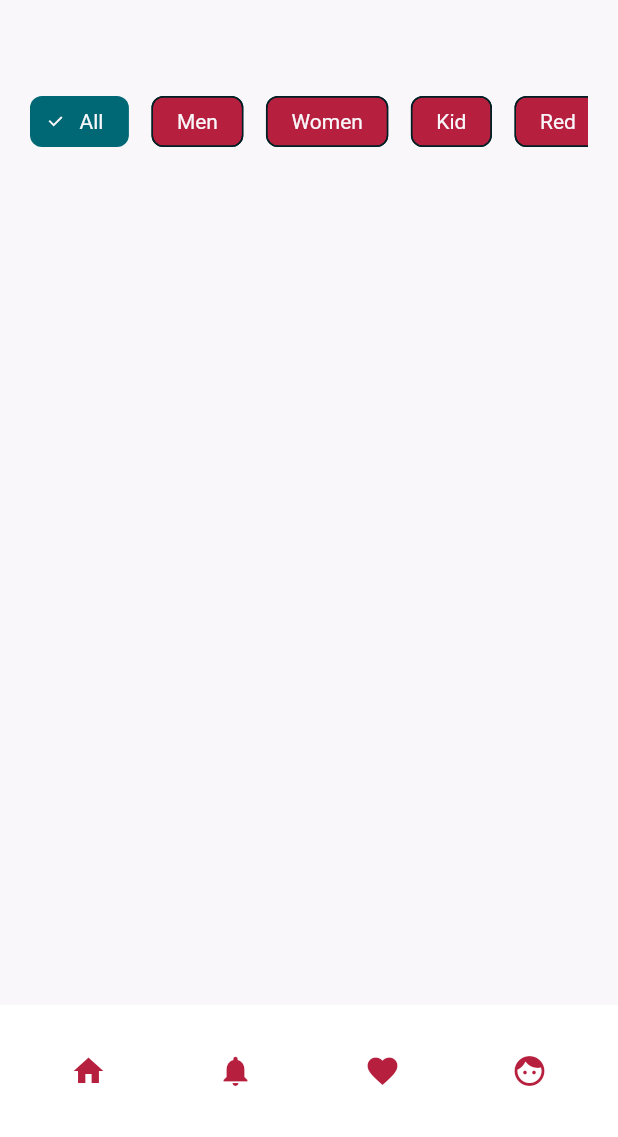
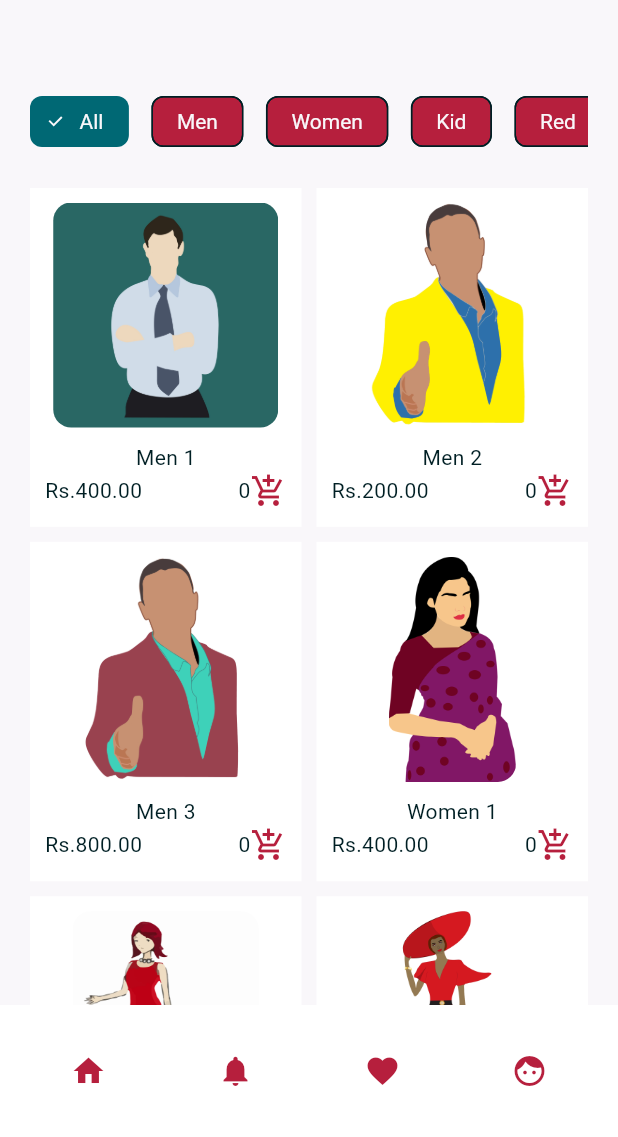
Before and after one commit to luckycreationsindia/simple_shopping, a Flutter app: the screen it shows after launch, on a phone screen of 412 x 824 dp, the part 99-1236 px from its top. Run offline on Flutter 3.47's test engine with Material 2 defaults, Android fonts, the phone set to English and light mode, and no system bars; drawn by our look-alikes of badges; our stand-ins replace auto_animated, go_router, google_fonts, mask_text_input_formatter; Roboto replaces fonts that are missing (Ubuntu).

Commit message:
Add Product Details and Fix Some Bugs

```diff
--- a/lib/src/components/cart_app_bar.dart
+++ b/lib/src/components/cart_app_bar.dart
@@ -30,6 +30,7 @@ class _CustomCartAppBarState extends State<CustomCartAppBar> {
             fontWeight: FontWeight.bold,
           ),
           textAlign: TextAlign.center,
+          overflow: TextOverflow.fade,
         ),
         const Spacer(),
         Container(
--- a/lib/src/components/cart_single_product.dart
+++ b/lib/src/components/cart_single_product.dart
@@ -73,7 +73,7 @@ class CartSingleProduct extends StatelessWidget {
                         icon: const Icon(
                           Icons.delete,
                         ),
-                      )
+                      ),
                     ],
                   ),
                 ),
--- a/lib/src/components/single_product.dart
+++ b/lib/src/components/single_product.dart
@@ -1,4 +1,5 @@
 import 'package:flutter/material.dart';
+import 'package:go_router/go_router.dart';
 import 'package:provider/provider.dart';
 import 'package:simple_shopping/src/models/cart_notifier.dart';
 import 'package:simple_shopping/src/models/product.dart';
@@ -15,25 +16,38 @@ class SingleProduct extends StatelessWidget {
       color: Colors.white,
       child: Column(
         children: [
-          Container(
-            height: 150.0,
-            decoration: BoxDecoration(
-              image: DecorationImage(
-                fit: BoxFit.contain,
-                image: AssetImage(product.image),
-              ),
-              borderRadius: const BorderRadius.all(
-                Radius.circular(12.0),
+          InkWell(
+            onTap: () {
+              context.push("/product/${product.id}");
+            },
+            child: ClipRRect(
+              borderRadius: BorderRadius.circular(12.0),
+              child: Hero(
+                tag: 'product_image_hero_${product.id}',
+                child: Image.asset(
+                  product.image,
+                  height: 150,
+                  fit: BoxFit.contain,
+                ),
               ),
             ),
           ),
           const SizedBox(height: 10),
-          Text(product.name),
+          Hero(
+            tag: 'product_name_hero_${product.id}',
+            child: Text(product.name),
+          ),
           Row(
             children: [
-              Text("Rs.${product.price.toStringAsFixed(2)}"),
+              Hero(
+                tag: 'product_price_hero_${product.id}',
+                child: Text("Rs.${product.price.toStringAsFixed(2)}"),
+              ),
               const Spacer(),
-              Text(context.watch<CartNotifier>().totalProductItem(product).toString()),
+              Text(context
+                  .watch<CartNotifier>()
+                  .totalProductItem(product)
+                  .toString()),
               InkWell(
                 onTap: () {
                   context.read<CartNotifier>().increaseQty(product);
--- a/lib/src/models/product_list.dart
+++ b/lib/src/models/product_list.dart
@@ -4,6 +4,7 @@ import 'package:simple_shopping/src/utils/sample_data.dart';
 
 class ProductList extends ChangeNotifier {
   List<Product> productList = [];
+  Map<String, Product> productMap = {};
 
   int get totalProducts => SampleData.allProducts.length;
   int get totalFilteredProducts => productList.length;
@@ -11,6 +12,10 @@ class ProductList extends ChangeNotifier {
   void reset() {
     productList.clear();
     productList.addAll(SampleData.allProducts);
+    for (var p in productList) {
+      productMap[p.id] = p;
+    }
+    notifyListeners();
   }
 
   void filter(String? filter) {
--- a/lib/src/pages/home.dart
+++ b/lib/src/pages/home.dart
@@ -6,6 +6,7 @@ import 'package:simple_shopping/src/components/custom_drawer.dart';
 import 'package:simple_shopping/src/components/product_filters.dart';
 import 'package:simple_shopping/src/components/single_product.dart';
 import 'package:simple_shopping/src/models/product_list.dart';
+import 'package:simple_shopping/src/utils/sample_data.dart';
 
 class MyHomePage extends StatefulWidget {
   const MyHomePage({Key? key, required this.title}) : super(key: key);
@@ -17,7 +18,6 @@ class MyHomePage extends StatefulWidget {
 }
 
 class _MyHomePageState extends State<MyHomePage> {
-
   @override
   void initState() {
     super.initState();
@@ -57,7 +57,8 @@ class _MyHomePageState extends State<MyHomePage> {
                             return GridView.builder(
                               physics: const BouncingScrollPhysics(),
                               scrollDirection: Axis.vertical,
-                              itemCount: productListProvider.totalFilteredProducts,
+                              itemCount:
+                                  productListProvider.totalFilteredProducts,
                               itemBuilder: (BuildContext context, int index) {
                                 return SingleProduct(
                                   product:
--- a/lib/src/utils/sample_data.dart
+++ b/lib/src/utils/sample_data.dart
@@ -1,13 +1,17 @@
 import 'package:simple_shopping/src/models/product.dart';
 
 class SampleData {
-  static List<Product> allProducts = SampleData().generateProductData();
+  static List<Product> allProducts = [];
+
   List<Product> generateProductData() {
+    allProducts.clear();
     List<Product> result = [];
     result.add(
       Product(
         id: "1",
         name: "Men 1",
+        description:
+            "Keep this hip this season with the HRX Men's Athleisure T-shirt.\nThis versatile T-shirt can be styled any way you like for the ultimate gym-to-street look.",
         image: "assets/images/products/men1.jpg",
         price: 400.00,
         tags: ['Men', 'Blue'],
@@ -17,6 +21,8 @@ class SampleData {
       Product(
         id: "2",
         name: "Men 2",
+        description:
+        "Keep this hip this season with the HRX Men's Athleisure T-shirt.\nThis versatile T-shirt can be styled any way you like for the ultimate gym-to-street look.",
         image: "assets/images/products/men2.png",
         price: 200.00,
         tags: ['Men', 'Yellow'],
@@ -26,6 +32,8 @@ class SampleData {
       Product(
         id: "3",
         name: "Men 3",
+        description:
+        "Keep this hip this season with the HRX Men's Athleisure T-shirt.\nThis versatile T-shirt can be styled any way you like for the ultimate gym-to-street look.",
         image: "assets/images/products/men3.png",
         price: 800.00,
         tags: ['Men', 'Red'],
@@ -35,6 +43,8 @@ class SampleData {
       Product(
         id: "4",
         name: "Women 1",
+        description:
+        "Keep this hip this season with the HRX Men's Athleisure T-shirt.\nThis versatile T-shirt can be styled any way you like for the ultimate gym-to-street look.",
         image: "assets/images/products/women1.png",
         price: 400.00,
         tags: ['Women', 'Red'],
@@ -44,6 +54,8 @@ class SampleData {
       Product(
         id: "5",
         name: "Women 2",
+        description:
+        "Keep this hip this season with the HRX Men's Athleisure T-shirt.\nThis versatile T-shirt can be styled any way you like for the ultimate gym-to-street look.",
         image: "assets/images/products/women2.png",
         price: 500.00,
         tags: ['Women', 'Red'],
@@ -53,6 +65,8 @@ class SampleData {
       Product(
         id: "6",
         name: "Women 3",
+        description:
+        "Keep this hip this season with the HRX Men's Athleisure T-shirt.\nThis versatile T-shirt can be styled any way you like for the ultimate gym-to-street look.",
         image: "assets/images/products/women3.png",
         price: 1800.00,
         tags: ['Women', 'Red'],
@@ -62,6 +76,8 @@ class SampleData {
       Product(
         id: "7",
         name: "Kid 1",
+        description:
+        "Keep this hip this season with the HRX Men's Athleisure T-shirt.\nThis versatile T-shirt can be styled any way you like for the ultimate gym-to-street look.",
         image: "assets/images/products/kid1.png",
         price: 1400.00,
         tags: ['Kid', 'Blue'],
@@ -71,6 +87,8 @@ class SampleData {
       Product(
         id: "8",
         name: "Kid 2",
+        description:
+        "Keep this hip this season with the HRX Men's Athleisure T-shirt.\nThis versatile T-shirt can be styled any way you like for the ultimate gym-to-street look.",
         image: "assets/images/products/kid2.png",
         price: 1500.00,
         tags: ['Kid', 'Purple'],
@@ -80,12 +98,16 @@ class SampleData {
       Product(
         id: "9",
         name: "Kid 3",
+        description:
+        "Keep this hip this season with the HRX Men's Athleisure T-shirt.\nThis versatile T-shirt can be styled any way you like for the ultimate gym-to-street look.",
         image: "assets/images/products/kid3.png",
         price: 1700.00,
         tags: ['Kid', 'Blue'],
       ),
     );
 
+    allProducts.addAll(result);
+
     return result;
   }
 }
```
Also changed, not shown: lib/src/components/base.dart (added, +16 -0 lines), lib/src/pages/product_details.dart (added, +128 -0 lines), lib/src/utils/my_router.dart (+14 -1 lines).
